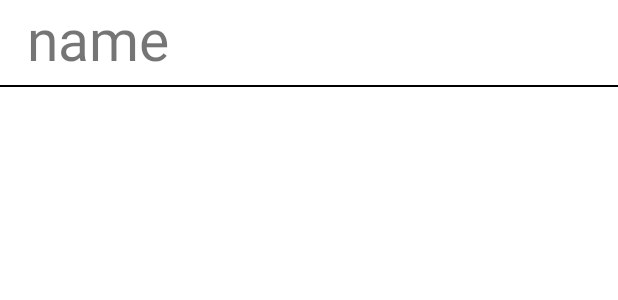
After one commit to ECMiraldo/TownBoard2, an Android app: the layout city_layout.xml on its own in the app's theme, with its tools: preview values and no code run, on a phone screen of 412 x 824 dp. The commit adds this screen. Shown: the top 300 px of the screen. Run offline under Robolectric (Android 15) with nearby library versions, the phone set to English and light mode, and no system bars.

Commit message:
cheio dos bug

```diff
--- a/app/build.gradle
+++ b/app/build.gradle
@@ -30,6 +30,9 @@ android {
     kotlinOptions {
         jvmTarget = '1.8'
     }
+    viewBinding {
+        enabled = true
+    }
 }
 
 dependencies {
@@ -43,6 +46,7 @@ dependencies {
     implementation 'com.google.firebase:firebase-database:20.0.3'
     implementation 'de.hdodenhof:circleimageview:3.1.0'
     implementation 'com.google.firebase:firebase-database-ktx:20.0.3'
+    implementation 'com.google.firebase:firebase-firestore-ktx:24.0.0'
     testImplementation 'junit:junit:'
     androidTestImplementation 'androidx.test.ext:junit:1.1.3'
     androidTestImplementation 'androidx.test.espresso:espresso-core:3.4.0'
--- a/app/src/main/java/com/example/townboard2/SignUpActivity.kt
+++ b/app/src/main/java/com/example/townboard2/SignUpActivity.kt
@@ -41,6 +41,7 @@ class SignUpActivity : AppCompatActivity() {
 
         buttonSignUp.setOnClickListener{
             val name = name.text.toString()
+            //GET CHAT ROOM WHERE USER WANTS TO GO
             val email = email.text.toString()
             val password = password.text.toString()
 
--- a/app/src/main/java/com/example/townboard2/UserAdapter.kt
+++ b/app/src/main/java/com/example/townboard2/UserAdapter.kt
@@ -29,6 +29,7 @@ class UserAdapter(val context : Context, val userList : ArrayList<User>) :
             val intent = Intent(context, ChatActivity::class.java)
             intent.putExtra("name", currentUser.name)
             intent.putExtra("uID", FirebaseAuth.getInstance().currentUser?.uid)
+            //intent.putExtra("room", )  ///GET CHAT ROOM FROM SIGNUP
             context.startActivity(intent)
         }
     }
--- a/app/src/main/res/layout/activity_main.xml
+++ b/app/src/main/res/layout/activity_main.xml
@@ -8,7 +8,7 @@
 
 
     <androidx.recyclerview.widget.RecyclerView
-        android:id="@+id/userRecyclerView"
+        android:id="@+id/cityRecyclerView"
         android:layout_width="match_parent"
         android:layout_height="match_parent"
         app:layout_constraintBottom_toBottomOf="parent"
--- /dev/null
+++ b/app/src/main/res/layout/city_layout.xml
@@ -0,0 +1,22 @@
+<?xml version="1.0" encoding="utf-8"?>
+<RelativeLayout xmlns:android="http://schemas.android.com/apk/res/android"
+    android:layout_width="match_parent"
+    android:layout_height="wrap_content">
+
+
+    <TextView
+        android:id="@+id/city_name"
+        android:layout_width="match_parent"
+        android:layout_height="wrap_content"
+        android:text = "name"
+        android:textSize="38sp"
+        android:layout_marginStart="18dp"/>
+
+    <View
+        android:layout_below="@id/city_name"
+        android:layout_marginTop="5dp"
+        android:layout_width="match_parent"
+        android:layout_height="1dp"
+        android:background="@color/black"/>
+
+</RelativeLayout>
```
Also changed, not shown: app/src/main/java/com/example/townboard2/ChatActivity.kt (+11 -2 lines), app/src/main/java/com/example/townboard2/City.kt (added, +12 -0 lines), app/src/main/java/com/example/townboard2/CityAdapter.kt (added, +39 -0 lines), app/src/main/java/com/example/townboard2/MainActivity.kt (+30 -22 lines).
